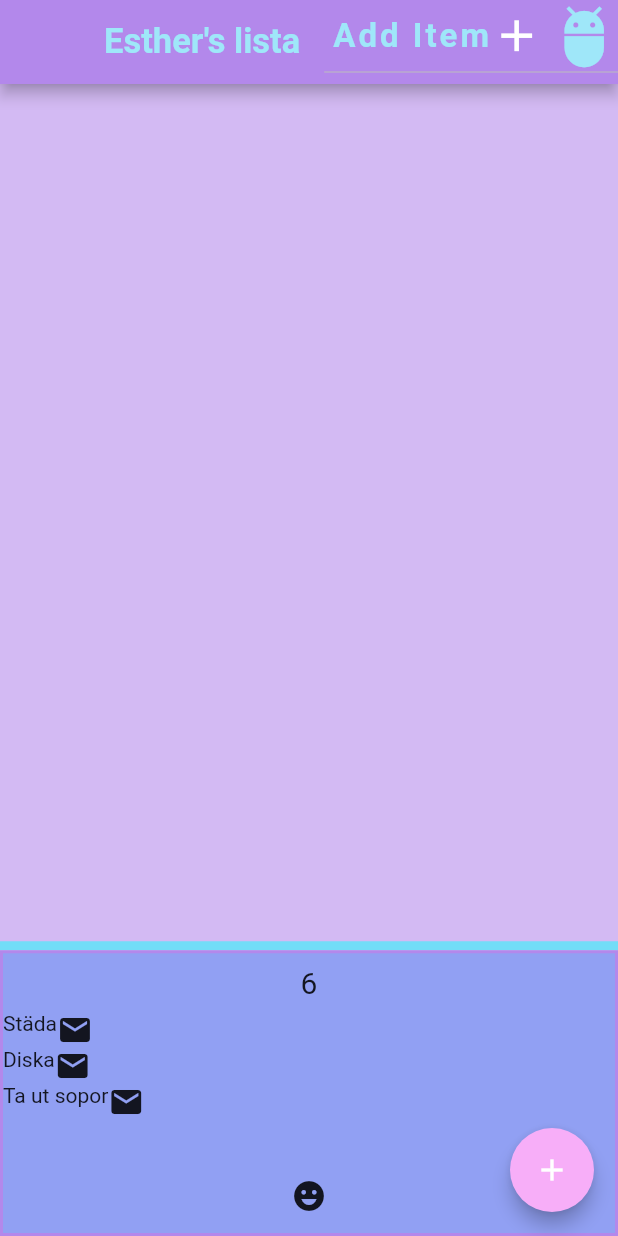
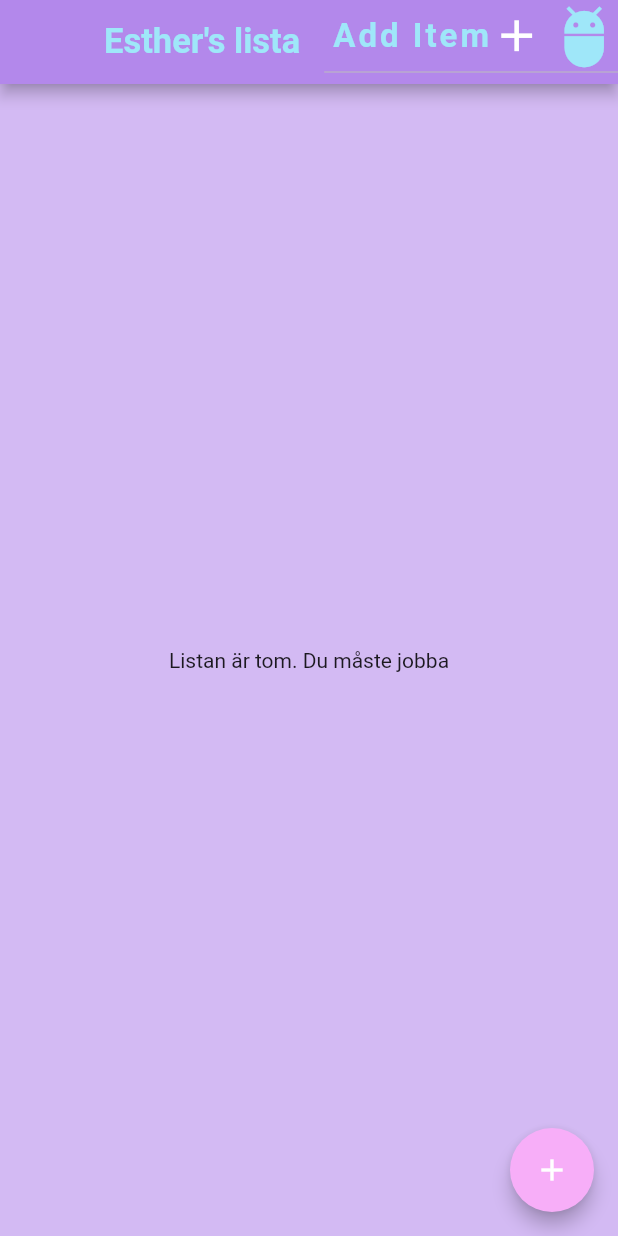
Before and after one commit to Borgersen84/weekly_allowance_app, a Flutter app: the screen it shows after launch, on a phone screen of 412 x 824 dp. Run offline on Flutter 3.47's test engine with Material 2 defaults, Android fonts, the phone set to English and light mode, and no system bars.

```diff
--- a/lib/screens/start_screen.dart
+++ b/lib/screens/start_screen.dart
@@ -1,5 +1,6 @@
+import 'package:esther_money_app/models/finished_task.dart';
 import 'package:esther_money_app/models/new_task.dart';
-import 'package:esther_money_app/utilities/complete_task_list.dart';
+import 'package:esther_money_app/utilities/task_list.dart';
 import 'package:flutter/material.dart';
 import 'package:esther_money_app/widgets/drop_down_button.dart';
 import 'dart:core';
@@ -7,7 +8,7 @@ import 'package:esther_money_app/utilities/constants.dart';
 import 'package:esther_money_app/widgets/menuitems/menu_item_row.dart';
 import 'package:esther_money_app/widgets/menuitems/menu_item_container.dart';
 import 'package:esther_money_app/models/weekly_money_model.dart';
-import 'package:esther_money_app/models/finished_task.dart';
+import 'package:esther_money_app/utilities/weekly_sum_calculator.dart';
 
 class StartScreen extends StatefulWidget {
   @override
@@ -19,24 +20,13 @@ class _StartScreenState extends State<StartScreen> {
   List<ListTile> finishedTasks = [];
   List<ListTile> tasksToAdd = [];
   List<NewTask> newTasks = [];
-  CompleteTaskList taskList2 = CompleteTaskList();
-
-  void addTaskToList(int index) {
-    NewTask task = newTasks[index];
-    FinishedTask newTask = FinishedTask(task.taskTitle, task.taskValue);
-    newTask.setTaskSubmitted(DateTime.now());
-    ListTile tile = ListTile(
-      title: Text(newTask.taskTitle),
-      subtitle: Text("Värde: " + newTask.valueOfTask.toString() + " SEK"),
-      trailing: Text(newTask.taskSubmitted),
-    );
-    finishedTasks.add(tile);
-  }
+  List<FinishedTask> tasks = [];
+  TaskList taskList = TaskList();
 
   @override
   void initState() {
     super.initState();
-    newTasks = taskList2.task_list;
+    newTasks = taskList.taskList;
 
     for (NewTask task in newTasks) {
       tile = ListTile(
@@ -119,7 +109,8 @@ class _StartScreenState extends State<StartScreen> {
                         return GestureDetector(
                           onTap: () {
                             setState(() {});
-                            addTaskToList(index);
+                            taskList.addTaskToList(
+                                newTasks, index, finishedTasks, tasks);
                             print("GestureDetector");
                           },
                           child: AddTaskCard(
@@ -133,7 +124,16 @@ class _StartScreenState extends State<StartScreen> {
               });
         },
       ),
-      body: Column(
+      body: finishedTasks.length > 0
+          ? _mainBody()
+          : Center(
+              child: Text("Listan är tom. Du måste jobba"),
+            ),
+    );
+  }
+
+  Column _mainBody() {
+    return Column(
       mainAxisAlignment: MainAxisAlignment.center,
       children: [
         Expanded(
@@ -188,13 +188,17 @@ class _StartScreenState extends State<StartScreen> {
                         );
                       }),
                 ),
+                Expanded(
+                  child: Text("Money made this week: " +
+                      WeeklySumCalculator.calculateSum(tasks).toString() +
+                      " SEK"),
+                ),
                 Expanded(child: Icon(Icons.emoji_emotions_sharp)),
               ],
             ),
           ),
         ),
       ],
-      ),
     );
   }
 }
--- a/lib/utilities/complete_task_list.dart
+++ /dev/null
@@ -1,17 +0,0 @@
-import 'package:esther_money_app/models/new_task.dart';
-import 'package:flutter/material.dart';
-
-class CompleteTaskList {
-  NewTask dishes = NewTask("Disk", 10, Icon(Icons.add));
-  NewTask cleanUpRoom = NewTask("Städa rummet", 50, Icon(Icons.add));
-  NewTask takeOutTrash = NewTask("Ta ut sopor", 5, Icon(Icons.add));
-  List<NewTask> taskList = [];
-
-  CompleteTaskList() {
-    taskList.add(dishes);
-    taskList.add(cleanUpRoom);
-    taskList.add(takeOutTrash);
-  }
-
-  List<NewTask> get task_list => taskList;
-}
--- /dev/null
+++ b/lib/utilities/task_list.dart
@@ -0,0 +1,46 @@
+import 'package:esther_money_app/models/new_task.dart';
+import 'package:flutter/material.dart';
+import 'package:esther_money_app/models/finished_task.dart';
+
+class TaskList {
+  NewTask dishes = NewTask("Disk", 10, Icon(Icons.add));
+  NewTask cleanUpRoom = NewTask("Städa rummet", 50, Icon(Icons.add));
+  NewTask takeOutTrash = NewTask("Ta ut sopor", 5, Icon(Icons.add));
+  List<NewTask> _taskList = [];
+
+  TaskList() {
+    _taskList.add(dishes);
+    _taskList.add(cleanUpRoom);
+    _taskList.add(takeOutTrash);
+  }
+
+  List<NewTask> get taskList => _taskList;
+
+  void addTaskToList(List<NewTask> newTasks, int index,
+      List<ListTile> finishedTasks, List<FinishedTask> tasks) {
+    NewTask task = newTasks[index];
+    FinishedTask newTask = FinishedTask(task.taskTitle, task.taskValue);
+    if (!_checkForDuplicate(tasks, newTask.taskTitle)) {
+      tasks.add(newTask);
+      newTask.setTaskSubmitted(DateTime.now());
+      ListTile tile = ListTile(
+        title: Text(newTask.taskTitle),
+        subtitle: Text("Värde: " + newTask.valueOfTask.toString() + " SEK"),
+        trailing: Text(newTask.taskSubmitted),
+      );
+      finishedTasks.add(tile);
+    } else {
+      print("You cant add this twice!");
+    }
+  }
+
+  bool _checkForDuplicate(List<FinishedTask> tasks, String newTaskTitle) {
+    String forbiddenTwice = "Städa rummet";
+    for (FinishedTask t in tasks) {
+      if (t.taskTitle == forbiddenTwice && newTaskTitle == forbiddenTwice) {
+        return true;
+      }
+    }
+    return false;
+  }
+}
```
Also changed, not shown: lib/utilities/weekly_sum_calculator.dart (added, +13 -0 lines). Lines whose indentation alone changed are shown as unchanged.
